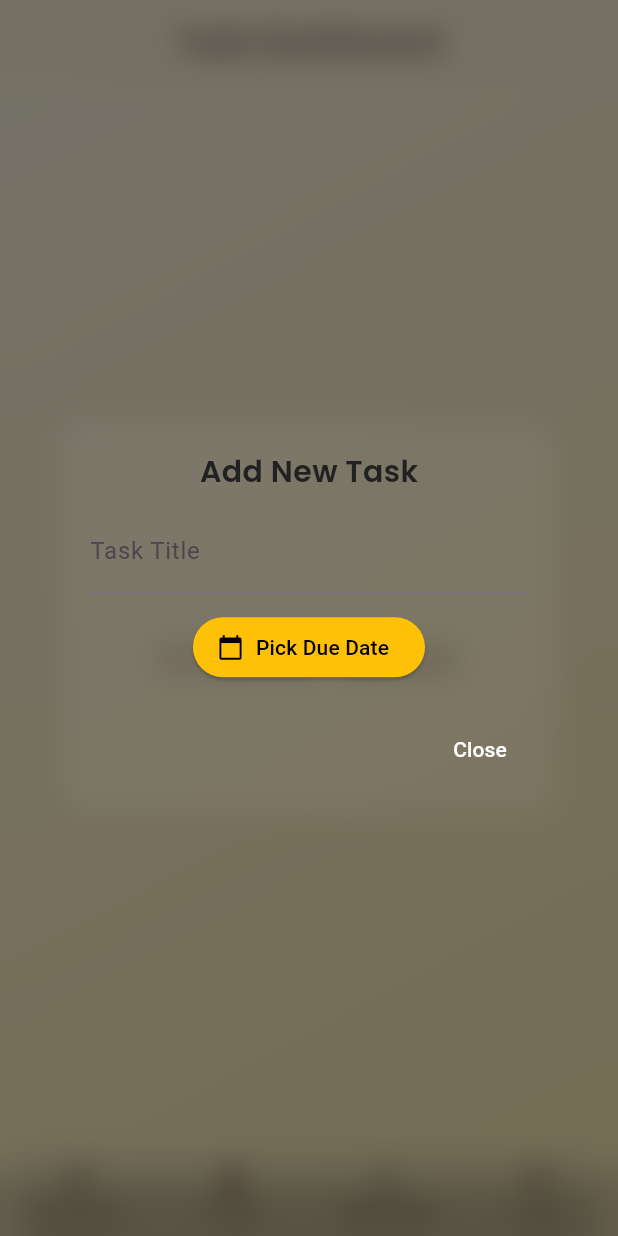
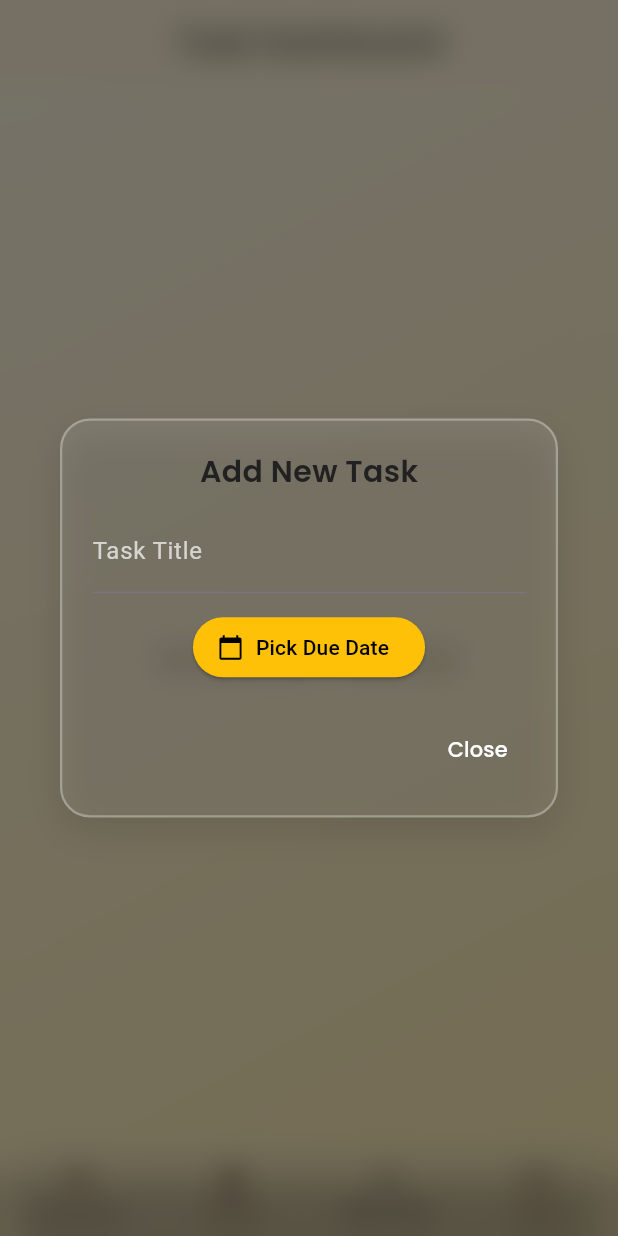
Before and after one commit to UKbhatt/Task-Tracker, a Flutter app: the DashboardScreen screen opened directly, item 3 of the bottom bar chosen, on a phone screen of 412 x 824 dp. Run offline on Flutter 3.47's test engine with Material 3 defaults, Android fonts, the phone set to English and light mode, and no system bars; our stand-ins replace flutter_dotenv, google_fonts, supabase_flutter; accounts and stored records are empty.

Commit message:
refactor: Clean up dashboard screen layout and improve dialog styling.

```diff
--- a/lib/dashboard/dashboard_screen.dart
+++ b/lib/dashboard/dashboard_screen.dart
@@ -7,7 +7,6 @@ import 'package:task_tracker/auth/login_screen.dart';
 import 'package:task_tracker/dashboard/task_model.dart';
 import 'package:task_tracker/pages/profile_page.dart';
 import 'package:task_tracker/theme/colors.dart';
-
 
 class DashboardScreen extends StatefulWidget {
   const DashboardScreen({super.key});
@@ -72,7 +71,7 @@ class _DashboardScreenState extends State<DashboardScreen> {
             TextField(
               controller: titleController,
               style: TextStyle(color: kPrimaryTextColor),
-              decoration: const InputDecoration(labelText: 'Task Title'),
+              decoration: const InputDecoration(labelText: 'Task Title', labelStyle: TextStyle(color: Colors.white70)),
             ),
             const SizedBox(height: 12),
             ElevatedButton.icon(
@@ -83,10 +82,7 @@ class _DashboardScreenState extends State<DashboardScreen> {
                   firstDate: DateTime.now(),
                   lastDate: DateTime(2100),
                   builder: (context, child) {
-                    return Theme(
-                      data: ThemeData.dark(),
-                      child: child!,
-                    );
+                    return Theme(data: ThemeData.dark(), child: child!);
                   },
                 );
                 if (picked != null) {
@@ -124,18 +120,22 @@ class _DashboardScreenState extends State<DashboardScreen> {
               decoration: const InputDecoration(labelText: 'Task Title'),
             ),
             const SizedBox(height: 12),
-            Text('Due Date: ${date.toLocal().toString().split(' ')[0]}',
-                style: GoogleFonts.poppins(
-                    fontSize: 16, color: kPrimaryTextColor)),
+            Text(
+              'Due Date: ${date.toLocal().toString().split(' ')[0]}',
+              style:
+                  GoogleFonts.poppins(fontSize: 16, color: kPrimaryTextColor),
+            ),
           ],
         ),
         confirmText: 'Add Task',
         cancelText: 'Cancel',
         onConfirm: () async {
           if (controller.text.isEmpty) {
-            ScaffoldMessenger.of(context).showSnackBar(const SnackBar(
-                content: Text('Please enter a title',
-                    style: TextStyle(color: Colors.white))));
+            ScaffoldMessenger.of(context).showSnackBar(
+              const SnackBar(
+                  content: Text('Please enter a title',
+                      style: TextStyle(color: Colors.white))),
+            );
             return;
           }
           await _supabaseServices.addTask(controller.text, date);
@@ -155,26 +155,46 @@ class _DashboardScreenState extends State<DashboardScreen> {
     VoidCallback? onConfirm,
   }) {
     return Dialog(
-      backgroundColor: Colors.white.withOpacity(0.05),
+      backgroundColor: Colors.transparent,
       shape: RoundedRectangleBorder(borderRadius: BorderRadius.circular(20)),
       child: BackdropFilter(
         filter: ImageFilter.blur(sigmaX: 10, sigmaY: 10),
-        child: Padding(
+        child: Container(
+          decoration: BoxDecoration(
+            color: Colors.white.withOpacity(0.08),
+            borderRadius: BorderRadius.circular(20),
+            border:
+                Border.all(color: Colors.white.withOpacity(0.3), width: 1.5),
+            boxShadow: [
+              BoxShadow(
+                color: Colors.black.withOpacity(0.1),
+                blurRadius: 20,
+                offset: const Offset(0, 10),
+              ),
+            ],
+          ),
           padding: const EdgeInsets.all(20),
           child: Column(
             mainAxisSize: MainAxisSize.min,
             children: [
-              Text(title,
-                  style: GoogleFonts.poppins(
-                      fontWeight: FontWeight.w600,
-                      fontSize: 20,
-                      color: kPrimaryTextColor)),
+              Text(
+                title,
+                style: GoogleFonts.poppins(
+                  fontWeight: FontWeight.w600,
+                  fontSize: 20,
+                  color: kPrimaryTextColor,
+                ),
+              ),
               const SizedBox(height: 10),
               contentWidget ??
-                  Text(content ?? '',
-                      style: GoogleFonts.poppins(
-                          fontSize: 16, color: kPrimaryTextColor),
-                      textAlign: TextAlign.center),
+                  Text(
+                    content ?? '',
+                    style: GoogleFonts.poppins(
+                      fontSize: 16,
+                      color: kPrimaryTextColor,
+                    ),
+                    textAlign: TextAlign.center,
+                  ),
               const SizedBox(height: 20),
               Row(
                 mainAxisAlignment: MainAxisAlignment.end,
@@ -182,22 +202,33 @@ class _DashboardScreenState extends State<DashboardScreen> {
                   if (cancelText != null)
                     TextButton(
                       onPressed: () => Navigator.of(context).pop(false),
-                      child: Text(cancelText,
-                          style: TextStyle(color: Colors.white)),
+                      child: Text(
+                        cancelText,
+                        style: GoogleFonts.poppins(color: Colors.white),
+                      ),
                     ),
                   if (confirmText != null)
                     ElevatedButton(
                       onPressed: () {
                         onConfirm?.call();
                       },
-                      child: Text(confirmText),
                       style: ElevatedButton.styleFrom(
                         backgroundColor: kActiveCheckboxColor,
                         foregroundColor: Colors.black,
+                        shape: RoundedRectangleBorder(
+                          borderRadius: BorderRadius.circular(12),
+                        ),
+                        padding: const EdgeInsets.symmetric(
+                            horizontal: 16, vertical: 10),
+                        elevation: 0,
+                      ),
+                      child: Text(
+                        confirmText,
+                        style: GoogleFonts.poppins(fontWeight: FontWeight.w500),
                       ),
                     ),
                 ],
-              )
+              ),
             ],
           ),
         ),
@@ -281,7 +312,6 @@ class _DashboardScreenState extends State<DashboardScreen> {
             style: GoogleFonts.poppins(color: kPrimaryTextColor)),
         centerTitle: true,
         backgroundColor: Colors.yellow.withOpacity(0.2),
-
         elevation: 0,
       ),
       bottomNavigationBar: ClipRRect(
--- a/pubspec.yaml
+++ b/pubspec.yaml
@@ -43,7 +43,6 @@ dependencies:
   cached_network_image: ^3.4.1
   flutter_dotenv: ^5.2.1
   glassmorphism: ^3.0.0
-  blur: ^4.0.2
 
 dev_dependencies:
   flutter_test:
```
